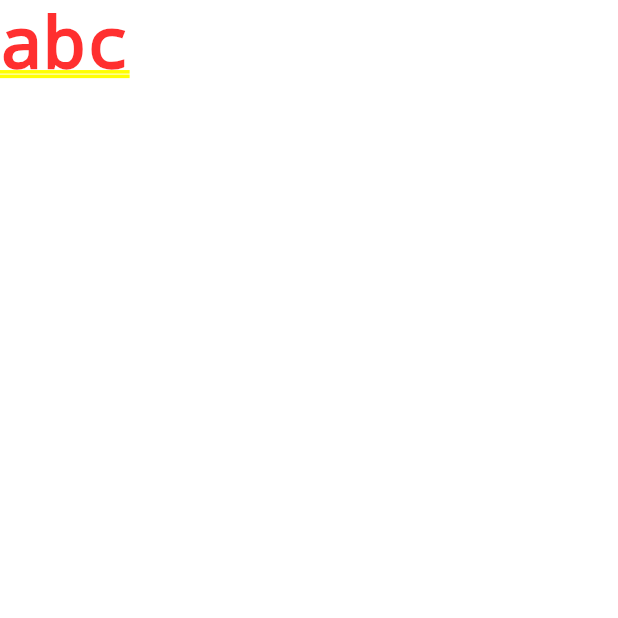
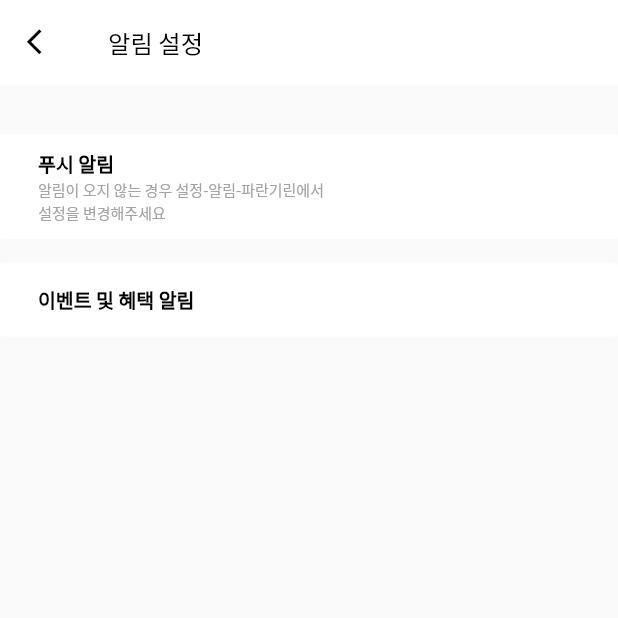
Before and after one commit to dandicompany/project_parangirin, a Flutter app: the screen it shows after launch, item 4 of the bottom bar chosen, after a tap on "알림 설정", on a phone screen of 412 x 824 dp, the top half of it. Run offline on Flutter 3.47's test engine with Material 2 defaults, Android fonts, the phone set to English and light mode, and no system bars; our stand-ins replace audioplayers, camera, flare_flutter, flutter_screenutil, flutter_svg, fluttertoast and 4 more.

Commit message:
pushAlarm before adding images

```diff
--- a/paran_girin/lib/myPageDetail/pushAlarm.dart
+++ b/paran_girin/lib/myPageDetail/pushAlarm.dart
@@ -16,7 +16,52 @@ class _pushAlarmState extends State<pushAlarm> {
   @override
   Widget build(BuildContext context) {
     // TODO: implement build
-    return Text("abc");
+    return Scaffold(
+      appBar: BaseAppBar(title : "알림 설정",),
+      body : Container(
+        padding: EdgeInsets.only(bottom: 150),
+        child: Column(
+          children: [
+            SizedBox(height: ScreenUtil().setHeight(32)),
+            FlatButton(
+                height: ScreenUtil().setHeight(69),
+                color: Colors.white,
+                padding: EdgeInsets.symmetric(horizontal: ScreenUtil().setWidth(23)),
+                onPressed: (){},
+                child:Container(
+                  child: Row(
+                    children: [
+                      //Image.asset('image/pic1.jpg'),
+                      Column(
+                          children : [
+                            Text("푸시 알림                                                ", style: TextStyle(color: Colors.black, fontSize: 13, fontWeight: FontWeight.bold),),
+                            Text("알림이 오지 않는 경우 설정-알림-파란기린에서",style: TextStyle(color: AppTheme.colors.base3, fontSize: 10,) ),
+                            Text("설정을 변경해주세요                                               ",style: TextStyle(color: AppTheme.colors.base3, fontSize: 10,) )
+                          ]
+                      )
+
+                    ],
+                  ) ,
+                )
+            ),
+            SizedBox(height: ScreenUtil().setHeight(16)),
+            FlatButton(
+                height: ScreenUtil().setHeight(48),
+                color: Colors.white,
+                padding: EdgeInsets.symmetric(horizontal: ScreenUtil().setWidth(23)),
+                onPressed: (){},
+                child: Container(
+                  child: Row(
+                    children: [
+                      Text("이벤트 및 혜택 알림",style: TextStyle(color: Colors.black, fontSize: 13,fontWeight: FontWeight.bold), textAlign: TextAlign.left, ),
+                      //ToggleButtons(children: null, isSelected: null)
+                    ],
+                  )
+                ))
+          ],
+        ),
+      )
+
+    );
   }
-
 }
```
